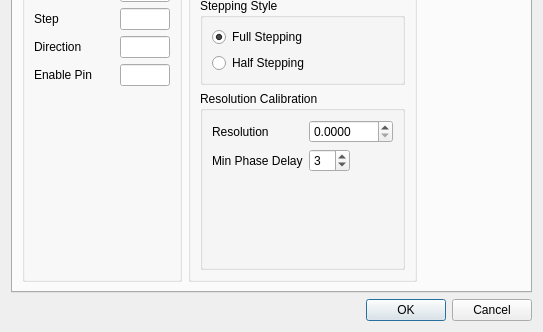
Before: the Qt Designer form motorconfigdialog.ui in Bahamuttg/PiRinter3D, drawn with Qt 5; both pictures show x 0 to 543 and y 207 to 539 of the 543 by 539 pixel window.
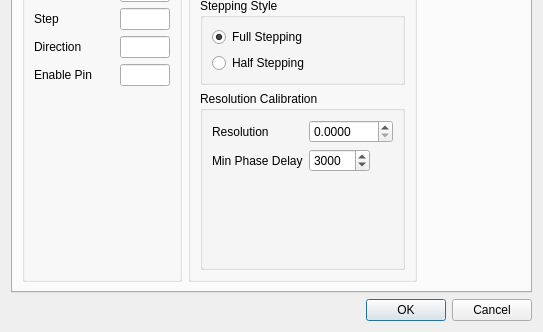
After: the same form once the commit is applied. Icons and pictures are not drawn.

What changed in the file:
```diff
--- a/motorconfigdialog.ui
+++ b/motorconfigdialog.ui
@@ -197,8 +197,14 @@
                    </item>
                    <item row="1" column="1">
                     <widget class="QSpinBox" name="seMinDelayX">
+                     <property name="toolTip">
+                      <string>&lt;html&gt;&lt;head/&gt;&lt;body&gt;&lt;p&gt;This is the minimum amount of time (in Microseconds)&lt;br/&gt;between motor steps. If your Stepper motors aren't responding well to&lt;br/&gt;move commands, try increasing this delay.&lt;/p&gt;&lt;/body&gt;&lt;/html&gt;</string>
+                     </property>
+                     <property name="maximum">
+                      <number>99999</number>
+                     </property>
                      <property name="value">
-                      <number>3</number>
+                      <number>3000</number>
                      </property>
                     </widget>
                    </item>
```
Left out of the diff: 29 changed lines with no effect on the pictures.
